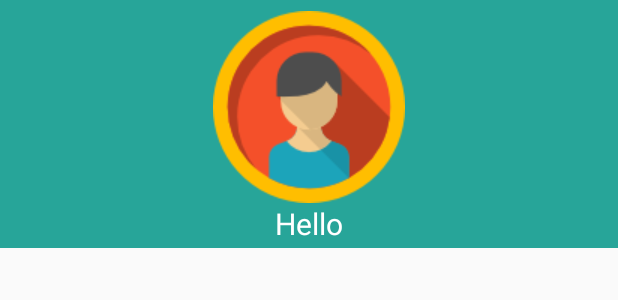
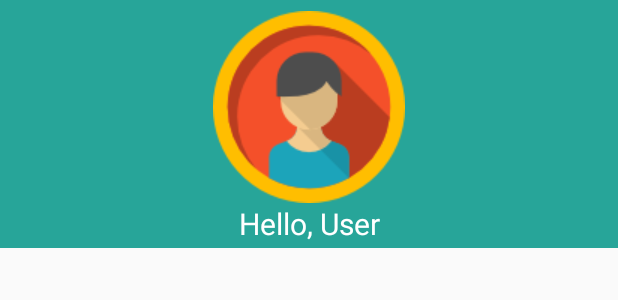
Before and after one commit to ankitpatel21/SmartAirport, an Android app: the layout navigation_header.xml on its own in the app's theme, with its tools: preview values and no code run, on a phone screen of 412 x 824 dp. Shown: the top 300 px of the screen. Run offline under Robolectric (Android 15) with nearby library versions, the phone set to English and light mode, and no system bars.

```diff
--- a/app/src/main/res/layout/navigation_header.xml
+++ b/app/src/main/res/layout/navigation_header.xml
@@ -15,7 +15,7 @@
         android:id="@+id/Uname"
         android:layout_width="match_parent"
         android:layout_height="wrap_content"
-        android:text="Hello"
+        android:text="Hello, User"
         android:textColor="#FFFFFF"
         android:textAlignment="center"
         android:textSize="20dp"/>
```
Also changed, not shown: app/src/main/java/com/example/nirav/smartairport/MainActivity.java (+0 -12 lines).
